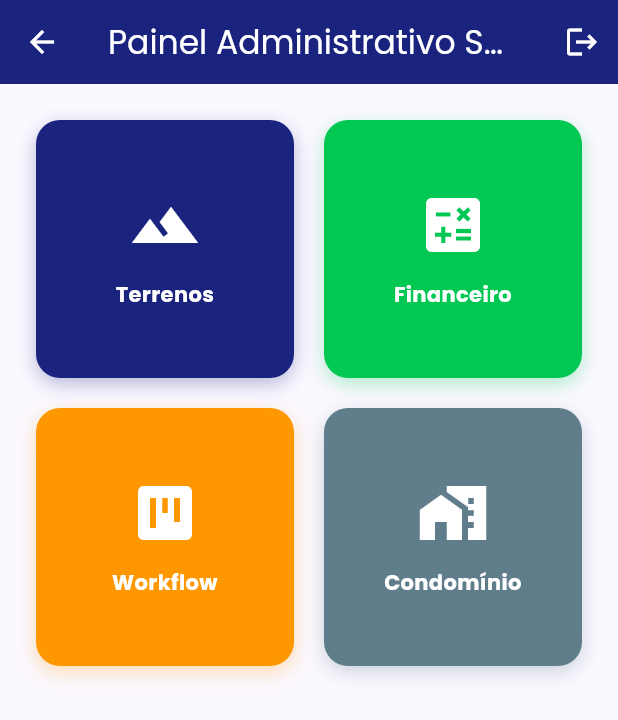
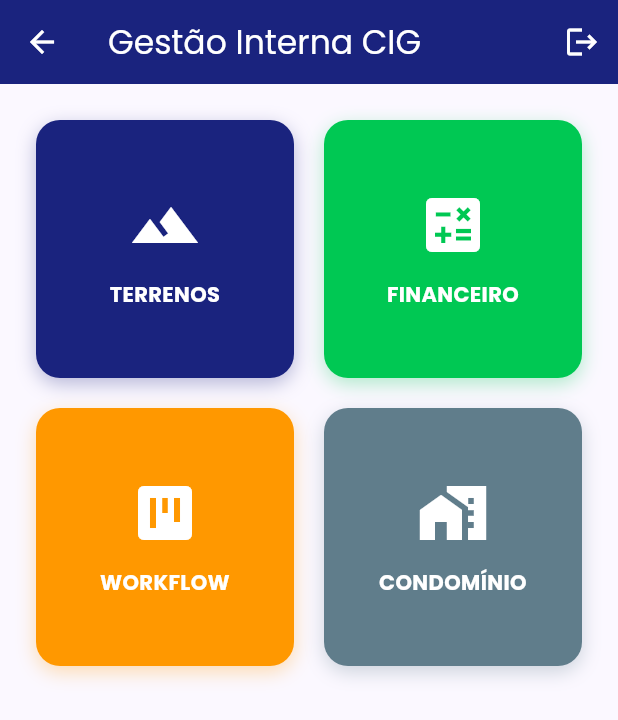
Before and after one commit to b2ycompany/sgt-project, a Flutter app: the HomeScreen screen opened directly, on a phone screen of 412 x 824 dp. Shown: the top 720 px of the screen. Run offline on Flutter 3.47's test engine with Material 3 defaults, Android fonts, the phone set to English and light mode, and no system bars; our stand-ins replace cloud_firestore, file_picker, firebase_auth, firebase_core, firebase_storage, google_fonts; missing offline and left inert: drag_and_drop_lists; accounts and stored records are empty.

Commit message:
Deploy Final: Integração de Splash, Login, Workflow, Financeiro e Condomínio

```diff
--- a/lib/main.dart
+++ b/lib/main.dart
@@ -41,9 +41,9 @@ class SGTApp extends StatelessWidget {
       theme: ThemeData(
         useMaterial3: true,
         colorScheme: ColorScheme.fromSeed(
-          seedColor: const Color(0xFF1A237E),
+          seedColor: const Color(0xFF1A237E), // Azul Institucional
           primary: const Color(0xFF1A237E),
-          secondary: const Color(0xFF00C853),
+          secondary: const Color(0xFF00C853), // Cor da Gestão Financeira
         ),
         textTheme: GoogleFonts.poppinsTextTheme(),
       ),
@@ -100,13 +100,14 @@ class HomeScreen extends StatelessWidget {
   Widget build(BuildContext context) {
     return Scaffold(
       appBar: AppBar(
-        title: const Text("Painel Administrativo SGT"),
+        title: const Text("Gestão Interna CIG"),
         backgroundColor: const Color(0xFF1A237E),
         foregroundColor: Colors.white,
         actions: [
           IconButton(
-              icon: const Icon(Icons.logout),
-              onPressed: () => FirebaseAuth.instance.signOut())
+            icon: const Icon(Icons.logout),
+            onPressed: () => FirebaseAuth.instance.signOut(),
+          ),
         ],
       ),
       body: GridView.count(
@@ -115,13 +116,13 @@ class HomeScreen extends StatelessWidget {
         mainAxisSpacing: 20,
         crossAxisSpacing: 20,
         children: [
-          _buildMenuCard(context, "Terrenos", Icons.landscape,
+          _buildMenuCard(context, "TERRENOS", Icons.landscape,
               const GestaoTerrenosScreen(), const Color(0xFF1A237E)),
-          _buildMenuCard(context, "Financeiro", Icons.calculate,
+          _buildMenuCard(context, "FINANCEIRO", Icons.calculate,
               const GestaoFinanceiraScreen(), const Color(0xFF00C853)),
-          _buildMenuCard(context, "Workflow", Icons.view_kanban,
+          _buildMenuCard(context, "WORKFLOW", Icons.view_kanban,
               const WorkflowKanbanScreen(), Colors.orange),
-          _buildMenuCard(context, "Condomínio", Icons.home_work,
+          _buildMenuCard(context, "CONDOMÍNIO", Icons.home_work,
               const GestaoCondominioScreen(), Colors.blueGrey),
         ],
       ),
@@ -149,12 +150,14 @@ class HomeScreen extends StatelessWidget {
           children: [
             Icon(icon, size: 48, color: Colors.white),
             const SizedBox(height: 12),
-            Text(title,
-                style: const TextStyle(
-                    color: Colors.white,
-                    fontWeight: FontWeight.bold,
-                    fontSize: 14),
-                textAlign: TextAlign.center),
+            Text(
+              title,
+              style: const TextStyle(
+                  color: Colors.white,
+                  fontWeight: FontWeight.bold,
+                  fontSize: 14),
+              textAlign: TextAlign.center,
+            ),
           ],
         ),
       ),
--- a/pubspec.yaml
+++ b/pubspec.yaml
@@ -10,7 +10,7 @@ dependencies:
   flutter:
     sdk: flutter
   cupertino_icons: ^1.0.8
-  # Versões atualizadas para evitar erros de compilação (Tecnologia de Ponta)
+  # Versões estáveis e modernas para evitar erros de compilação
   firebase_core: ^3.10.1
   firebase_auth: ^5.4.4
   cloud_firestore: ^5.6.0
@@ -27,7 +27,6 @@ dev_dependencies:
 
 flutter:
   uses-material-design: true
-  # Garante que os ícones e imagens da web sejam incluídos
   assets:
     - web/icons/
     - web/favicon.png
```
Also changed, not shown: 2 other files.
